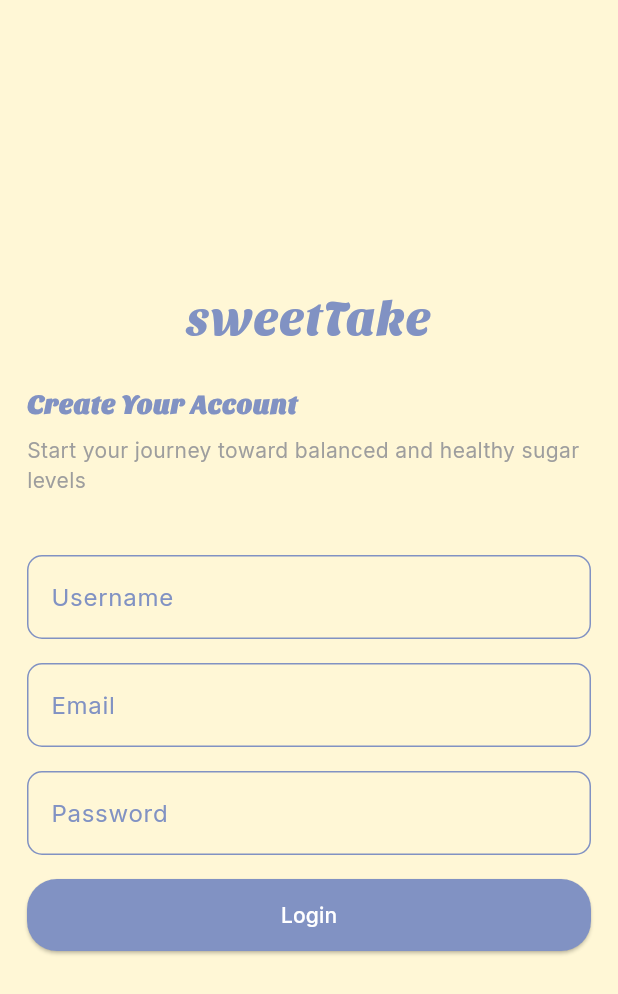
After one commit to balbinopb/sweetTake_app, a Flutter app: the RegisterView screen opened by its route, on a phone screen of 412 x 824 dp. The commit adds this screen. Shown: the top 994 px of the screen. Run offline on Flutter 3.47's test engine with Material 3 defaults, Android fonts, the light colour scheme and no system bars; our stand-ins replace get, google_fonts.

Commit message:
feat: add and implement bacekend to register view

```diff
--- /dev/null
+++ b/lib/app/data/models/register_model.dart
@@ -0,0 +1,17 @@
+
+
+class RegisterModel {
+  late final String username;
+  late final String email;
+  late final String password;
+
+  RegisterModel({required this.username,required this.email,required this.password});
+
+  Map<String,dynamic> toJson(){
+    return{
+      'username':username,
+      'email':email,
+      'password':password
+    };
+  }
+}
--- /dev/null
+++ b/lib/app/modules/register/bindings/register_binding.dart
@@ -0,0 +1,12 @@
+import 'package:get/get.dart';
+
+import '../controllers/register_controller.dart';
+
+class RegisterBinding extends Bindings {
+  @override
+  void dependencies() {
+    Get.lazyPut<RegisterController>(
+      () => RegisterController(),
+    );
+  }
+}
--- /dev/null
+++ b/lib/app/modules/register/controllers/register_controller.dart
@@ -0,0 +1,47 @@
+import 'dart:convert';
+
+import 'package:flutter/material.dart';
+import 'package:get/get.dart';
+import 'package:http/http.dart' as http;
+import 'package:sweettake_app/app/data/models/register_model.dart';
+
+import '../../../routes/app_pages.dart';
+
+class RegisterController extends GetxController {
+  final TextEditingController usernameC = TextEditingController();
+  final TextEditingController emailC = TextEditingController();
+  final TextEditingController passwordC = TextEditingController();
+  final isObscure = false.obs;
+
+  final baseUrl = "http://10.0.2.2:8080/v1/api";
+
+  Future<void> login() async {
+
+    final username = usernameC.text.trim();
+    final email = emailC.text.trim();
+    final password = passwordC.text.trim();
+
+    try {
+
+      final data = RegisterModel(
+        username: username,
+        email: email,
+        password: password,
+      );
+
+      final response = await http.post(
+        Uri.parse("$baseUrl/register"),
+        headers: {"Content-Type": "application/json"},
+        body: jsonEncode(data.toJson()),
+      );
+
+      if (response.statusCode == 200) {
+        Get.snackbar("SUCCES", "SUCCES TO REGISTER");
+
+        Get.offAllNamed(Routes.LOGIN);
+      }
+    } catch (e) {
+      Get.snackbar("Error", "something wrong");
+    }
+  }
+}
--- /dev/null
+++ b/lib/app/modules/register/views/register_view.dart
@@ -0,0 +1,96 @@
+import 'package:flutter/material.dart';
+
+import 'package:get/get.dart';
+
+import '../../../constants/app_colors.dart';
+import '../../../widgets/custom_textfield.dart';
+import '../controllers/register_controller.dart';
+
+class RegisterView extends GetView<RegisterController> {
+  const RegisterView({super.key});
+  @override
+  Widget build(BuildContext context) {
+    return Scaffold(
+      body: SafeArea(
+        child: Padding(
+          padding: const EdgeInsets.all(18.0),
+          child: Column(
+            mainAxisAlignment: MainAxisAlignment.center,
+            crossAxisAlignment: CrossAxisAlignment.center,
+            children: [
+              Text(
+                'sweetTake',
+                style: TextStyle(
+                  fontSize: 32,
+                  fontFamily: 'sansitaOne',
+                  color: AppColors.primary,
+                ),
+              ),
+              SizedBox(height: 20),
+              Align(
+                alignment: Alignment.topLeft,
+                child: Text(
+                  'Create Your Account',
+                  textAlign: TextAlign.left,
+                  style: TextStyle(
+                    fontSize: 18,
+                    fontFamily: 'sansitaOne',
+                    fontWeight: FontWeight.w600,
+                    color: AppColors.primary,
+                  ),
+                ),
+              ),
+              SizedBox(height: 8),
+              Text(
+                'Start your journey toward balanced and healthy sugar levels',
+                textAlign: TextAlign.left,
+                style: TextStyle(color: Colors.grey),
+              ),
+              SizedBox(height: 40),
+
+              CustomTextfield(
+                textController: controller.usernameC,
+                labelText: "Username",
+              ),
+
+              SizedBox(height: 16),
+
+              CustomTextfield(
+                textController: controller.emailC,
+                labelText: "Email",
+              ),
+
+              SizedBox(height: 16),
+
+              CustomTextfield(
+                textController: controller.passwordC,
+                labelText: "Password",
+              ),
+
+              SizedBox(height: 16),
+
+              SizedBox(
+                width: double.infinity,
+                height: 48,
+                child: ElevatedButton(
+                  onPressed: () {
+                    controller.login();
+                  },
+                  style: ButtonStyle(
+                    backgroundColor: WidgetStateProperty.all(AppColors.primary),
+                    shape: WidgetStateProperty.all(
+                      RoundedRectangleBorder(
+                        borderRadius: BorderRadius.circular(20),
+                      ),
+                    ),
+                  ),
+                  child: Text("Login", style: TextStyle(color: Colors.white)),
+                ),
+              ),
+            ],
+          ),
+        ),
+      ),
+    );
+  }
+}
--- a/lib/app/routes/app_pages.dart
+++ b/lib/app/routes/app_pages.dart
@@ -4,6 +4,8 @@ import '../modules/home/bindings/home_binding.dart';
 import '../modules/home/views/home_view.dart';
 import '../modules/login/bindings/login_binding.dart';
 import '../modules/login/views/login_view.dart';
+import '../modules/register/bindings/register_binding.dart';
+import '../modules/register/views/register_view.dart';
 
 // ignore_for_file: constant_identifier_names
 
@@ -25,5 +27,10 @@ class AppPages {
       page: () => const HomeView(),
       binding: HomeBinding(),
     ),
+    GetPage(
+      name: _Paths.REGISTER,
+      page: () => const RegisterView(),
+      binding: RegisterBinding(),
+    ),
   ];
 }
--- a/lib/app/routes/app_routes.dart
+++ b/lib/app/routes/app_routes.dart
@@ -7,10 +7,12 @@ abstract class Routes {
   Routes._();
   static const LOGIN = _Paths.LOGIN;
   static const HOME = _Paths.HOME;
+  static const REGISTER = _Paths.REGISTER;
 }
 
 abstract class _Paths {
   _Paths._();
   static const LOGIN = '/login';
   static const HOME = '/home';
+  static const REGISTER = '/register';
 }
```
